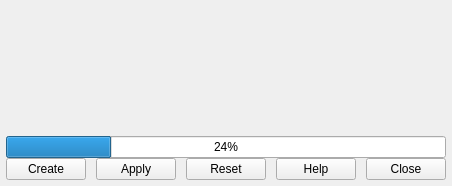
Old version of the form python/mmSolver/ui/base.ui in the repository david-cattermole/mayaMatchMoveSolver.
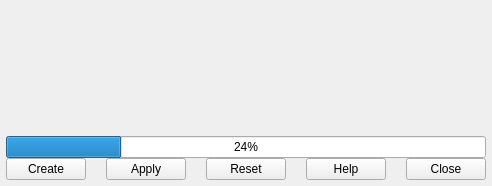
New version of the form.

Commit message: Increase space between default buttons from 10px to 20px.

The edit to the form file:
```diff
--- a/python/mmSolver/ui/base.ui
+++ b/python/mmSolver/ui/base.ui
@@ -81,7 +81,7 @@
       <item>
        <layout class="QHBoxLayout" name="horizontalLayout">
         <property name="spacing">
-         <number>10</number>
+         <number>20</number>
         </property>
         <property name="leftMargin">
          <number>0</number>
```
